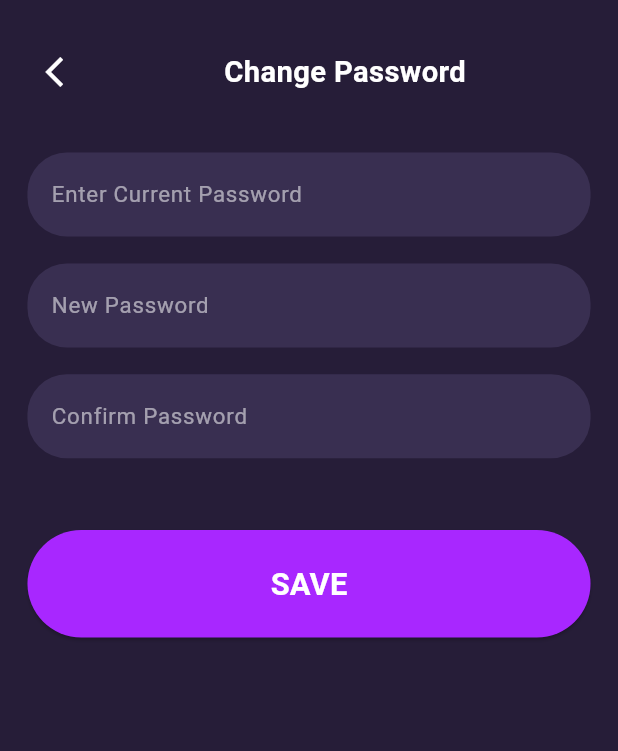
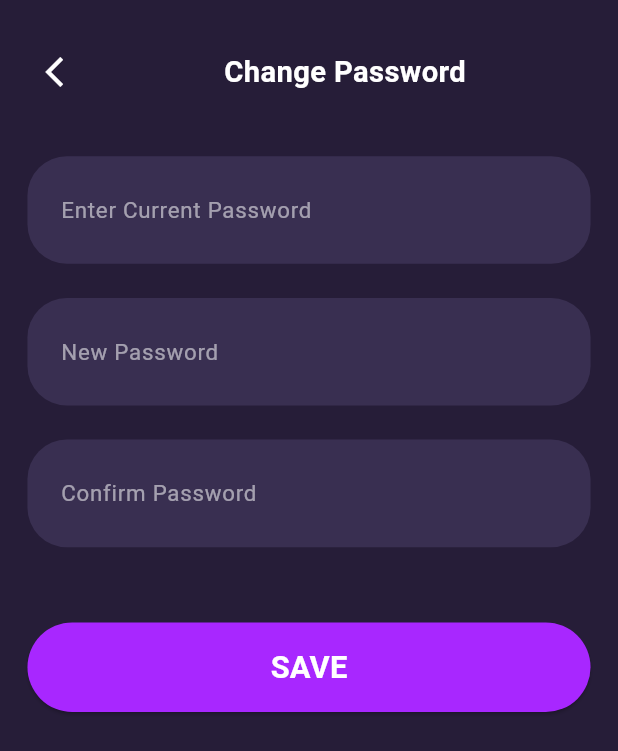
Before and after one commit to el-kady3zzat/Eventure-, a Flutter app: the SettingsPage screen opened directly, after a tap on "Change Password", on a phone screen of 412 x 824 dp. Shown: the top 751 px of the screen. Run offline on Flutter 3.47's test engine with Material 3 defaults, Android fonts, the phone set to English and light mode, and no system bars; our stand-ins replace animated_bottom_navigation_bar, badges, cached_network_image, cloud_firestore, dartz, easy_localization and 23 more; missing offline and left inert: animated_snack_bar, avatar_stack; accounts and stored records are empty; project files that could hold a hidden picture were left out.

Commit message:
profile updates

```diff
--- a/lib/features/profile/presentation/pages/profile_page.dart
+++ b/lib/features/profile/presentation/pages/profile_page.dart
@@ -52,7 +52,7 @@ class ProfilePageState extends State<ProfilePage> {
                       Icons.arrow_back_ios,
                       size: MediaQuery.of(context).orientation ==
                               Orientation.landscape
-                          ? 17.w
+                          ? 15.w
                           : 21.w,
                       color: textColor,
                     ),
@@ -77,7 +77,7 @@ class ProfilePageState extends State<ProfilePage> {
                       color: textColor,
                       size: MediaQuery.of(context).orientation ==
                               Orientation.landscape
-                          ? 18.sp
+                          ? 15.sp
                           : 25.w,
                     ),
                     onPressed: () {
@@ -153,7 +153,7 @@ class ProfilePageState extends State<ProfilePage> {
                                 color: textColor,
                                 fontSize: MediaQuery.of(context).orientation ==
                                         Orientation.landscape
-                                    ? 16.sp
+                                    ? 13.sp
                                     : 22.sp,
                                 fontWeight: FontWeight.bold))
                         : Center(
--- a/lib/features/profile/presentation/widgets/edit_profile_page/Custom_input_field.dart
+++ b/lib/features/profile/presentation/widgets/edit_profile_page/Custom_input_field.dart
@@ -21,7 +21,9 @@ class CustomInputField extends StatelessWidget {
         children: [
           Text(
             label,
-            style: TextStyle(color: kGrey, fontSize: 13.sp),
+            style: TextStyle(color: kGrey, fontSize: MediaQuery.of(context).orientation ==
+                              Orientation.landscape
+                          ? 9.sp : 13.sp),
           ),
           SizedBox(height: 2.h),
           TextField(
--- a/lib/features/profile/presentation/widgets/edit_profile_page/profile_image.dart
+++ b/lib/features/profile/presentation/widgets/edit_profile_page/profile_image.dart
@@ -29,7 +29,7 @@ class ProfileImage extends StatelessWidget {
           CircleAvatar(
               radius:
                   MediaQuery.of(context).orientation == Orientation.landscape
-                      ? 100.r
+                      ? 120.r
                       : 75.r,
               backgroundImage: img),
           InkWell(
--- a/lib/features/profile/presentation/widgets/profile_page/profile_item.dart
+++ b/lib/features/profile/presentation/widgets/profile_page/profile_item.dart
@@ -26,7 +26,7 @@ class ProfileItem extends StatelessWidget {
         isObscure == true ? txt : txt.replaceAll(RegExp(r"."), "*"),
         style: TextStyle(
           fontSize: MediaQuery.of(context).orientation == Orientation.landscape
-              ? 12.sp
+              ? 10.sp
               : 18.sp,
           fontWeight: FontWeight.w600,
           color: textColor,
--- a/lib/features/profile/settings/presentation/pages/settings_options/change_password_page.dart
+++ b/lib/features/profile/settings/presentation/pages/settings_options/change_password_page.dart
@@ -102,7 +102,7 @@ class _ChangePasswordPageState extends State<ChangePasswordPage> {
                         SizedBox(
                             height: MediaQuery.of(context).orientation ==
                                     Orientation.landscape
-                                ? 30.h
+                                ? 50.h
                                 : 40.h),
                         _buildSaveButton(context),
                       ],
@@ -118,31 +118,54 @@ class _ChangePasswordPageState extends State<ChangePasswordPage> {
   }
 
   Widget _buildTextField(
-      String hintText, String txt, TextEditingController controller,
-      {bool isCurrent = false, bool isNew = false, bool isConfirm = false}) {
-    return TextFormField(
+    String hintText,
+    String txt,
+    TextEditingController controller, {
+    bool isCurrent = false,
+    bool isNew = false,
+    bool isConfirm = false,
+  }) {
+    return Padding(
+      padding: EdgeInsets.symmetric(vertical: 2.h), // Responsive spacing
+      child: TextFormField(
         controller: controller,
         obscureText: true,
         validator: (value) {
-        if (value == null || value.isEmpty)
+          if (value == null || value.isEmpty) {
             return "$txt ${'changepass_screen.is_required'.tr()}";
-        if (value.length < 6)
+          }
+          if (value.length < 6) {
             return 'changepass_screen.password_min_length'.tr();
+          }
           if (isConfirm &&
               _newPasswordController.text != _confirmPasswordController.text) {
             return 'changepass_screen.passwords_do_not_match'.tr();
           }
           return null;
         },
-      style: TextStyle(color: kWhite),
+        style: TextStyle(
+            color: kWhite,
+            fontSize:
+                MediaQuery.of(context).orientation == Orientation.landscape
+                    ? 10.sp
+                    : 14.sp), // Responsive text
         decoration: InputDecoration(
+          contentPadding: EdgeInsets.symmetric(
+              vertical: 20.h, horizontal: 16.w), // Responsive padding
           hintText: hintText,
-        hintStyle: TextStyle(color: kGrey, fontSize: 13.sp),
+          hintStyle: TextStyle(
+              color: kGrey,
+              fontSize:
+                  MediaQuery.of(context).orientation == Orientation.landscape
+                      ? 9.sp
+                      : 13.sp), // Responsive hint
           filled: true,
           fillColor: kDetails,
           border: OutlineInputBorder(
-          borderRadius: BorderRadius.circular(23.r),
+            borderRadius:
+                BorderRadius.circular(23.r), // Responsive border radius
             borderSide: BorderSide.none,
+          ),
         ),
       ),
     );
@@ -154,8 +177,8 @@ class _ChangePasswordPageState extends State<ChangePasswordPage> {
         return SizedBox(
           width: double.infinity,
           height: MediaQuery.of(context).orientation == Orientation.landscape
-              ? 80.h
-              : 60.h,
+              ? 70.h
+              : 50.h,
           child: ElevatedButton(
             style: ElevatedButton.styleFrom(
               backgroundColor: kPrimaryLight,
@@ -173,7 +196,7 @@ class _ChangePasswordPageState extends State<ChangePasswordPage> {
                     style: TextStyle(
                         fontSize: MediaQuery.of(context).orientation ==
                                 Orientation.landscape
-                            ? 14.sp
+                            ? 11.sp
                             : 18.sp,
                         fontWeight: FontWeight.bold,
                         color: kWhite),
--- a/lib/features/profile/settings/presentation/pages/settings_page.dart
+++ b/lib/features/profile/settings/presentation/pages/settings_page.dart
@@ -1,15 +1,17 @@
 import 'package:easy_localization/easy_localization.dart';
 import 'package:eventure/core/utils/theme/colors.dart';
 import 'package:eventure/features/events/presentation/pages/notifications_settings_page.dart';
+import 'package:eventure/features/profile/presentation/blocs/profile_bloc/profile_bloc.dart';
+import 'package:eventure/features/profile/presentation/pages/profile_page.dart';
 import 'package:eventure/features/profile/settings/presentation/pages/settings_options/about_us_page.dart';
 import 'package:eventure/features/profile/settings/presentation/pages/settings_options/change_password_page.dart';
-import 'package:eventure/features/profile/settings/presentation/pages/settings_options/contact_screen.dart';
+import 'package:eventure/features/profile/settings/presentation/pages/settings_options/contact_page.dart';
 import 'package:eventure/features/profile/settings/presentation/pages/settings_options/privacy_page.dart';
 import 'package:eventure/features/profile/settings/presentation/widgets/logout_button_widget.dart';
 import 'package:eventure/features/profile/settings/presentation/widgets/settings_item.dart';
 import 'package:eventure/features/profile/settings/presentation/widgets/settings_option_widget.dart';
-
 import 'package:flutter/material.dart';
+import 'package:flutter_bloc/flutter_bloc.dart';
 import 'package:flutter_screenutil/flutter_screenutil.dart';
 import 'package:lucide_icons/lucide_icons.dart';
 
@@ -35,7 +37,7 @@ class SettingsPage extends StatelessWidget {
                 style: TextStyle(
                   fontSize: MediaQuery.of(context).orientation ==
                           Orientation.landscape
-                      ? 13.sp
+                      ? 12.sp
                       : 17.sp,
                   fontWeight: FontWeight.bold,
                   color: textColor,
@@ -54,6 +56,18 @@ class SettingsPage extends StatelessWidget {
                 ),
               ),
               SettingsOption(
+                icon: Icons.person,
+                title: 'settings_screen.profile'.tr(),
+                fun: () => Navigator.push(
+                  context,
+                  MaterialPageRoute(
+                      builder: (context) => BlocProvider(
+                            create: (context) => ProfileBloc(),
+                            child: ProfilePage(),
+                          )),
+                ),
+              ),
+              SettingsOption(
                 icon: LucideIcons.fileLock,
                 title: 'settings_screen.change_password'.tr(),
                 fun: () => Navigator.push(
@@ -68,7 +82,7 @@ class SettingsPage extends StatelessWidget {
                 title: 'settings_screen.contact_us'.tr(),
                 fun: () => Navigator.push(
                   context,
-                  MaterialPageRoute(builder: (context) => ContactUsScreen()),
+                  MaterialPageRoute(builder: (context) => ContactPage()),
                 ),
               ),
               SettingsOption(
--- a/lib/features/profile/settings/presentation/widgets/change_pass_widgets/header_widget.dart
+++ b/lib/features/profile/settings/presentation/widgets/change_pass_widgets/header_widget.dart
@@ -13,7 +13,7 @@ Widget buildHeader(BuildContext context) {
         icon: Icon(Icons.arrow_back_ios,
             color: textColor,
             size: MediaQuery.of(context).orientation == Orientation.landscape
-                ? 17.w
+                ? 16.w
                 : 21.w),
         onPressed: () => Navigator.pop(context),
       ),
--- a/lib/features/profile/settings/presentation/widgets/logout_button_widget.dart
+++ b/lib/features/profile/settings/presentation/widgets/logout_button_widget.dart
@@ -19,7 +19,7 @@ class LogoutButton extends StatelessWidget {
             padding: EdgeInsets.symmetric(
               horizontal:
                   MediaQuery.of(context).orientation == Orientation.landscape
-                      ? 18.w
+                      ? 12.w
                       : 24.w,
               vertical:
                   MediaQuery.of(context).orientation == Orientation.landscape
@@ -45,7 +45,7 @@ class LogoutButton extends StatelessWidget {
                 Icons.power_settings_new,
                 size:
                     MediaQuery.of(context).orientation == Orientation.landscape
-                        ? 20.w
+                        ? 16.w
                         : 24.w,
                 color: kDetails,
               ),
@@ -57,7 +57,7 @@ class LogoutButton extends StatelessWidget {
                     fontWeight: FontWeight.bold,
                     fontSize: MediaQuery.of(context).orientation ==
                             Orientation.landscape
-                        ? 12.sp
+                        ? 10.sp
                         : 17.sp,
                     color: kDetails,
                   ),
--- a/lib/features/profile/settings/presentation/widgets/settings_option_widget.dart
+++ b/lib/features/profile/settings/presentation/widgets/settings_option_widget.dart
@@ -1,6 +1,8 @@
+import 'package:eventure/core/utils/helper/ui.dart';
 import 'package:eventure/core/utils/size/size_config.dart';
 import 'package:eventure/core/utils/theme/colors.dart';
 import 'package:flutter/material.dart';
+import 'package:flutter_screenutil/flutter_screenutil.dart';
 
 class SettingsOption extends StatelessWidget {
   final IconData icon;
@@ -12,42 +14,102 @@ class SettingsOption extends StatelessWidget {
 
   @override
   Widget build(BuildContext context) {
+     SizeConfig.mContext = context;
+     UI.context = context;
     return InkWell(
       onTap: () {
         if (fun != null) {
           fun!();
         }
       },
-      child: Padding(
-        padding: EdgeInsets.symmetric(
-          horizontal: SizeConfig.size(p: 20, l: 40),
-          vertical: SizeConfig.size(p: 6, l: 10),
+      child: Stack(
+      alignment: UI.uiAlign(context),
+      children: [
+        Container(
+          margin:EdgeInsets.fromLTRB(
+            SizeConfig.size(
+              p: UI.uiDir(en: 36.w, ar: 16.w),
+              l: UI.uiDir(en: 36.w, ar: 24.w),
             ),
-        child: Container(
+            8,
+            SizeConfig.size(
+              p: UI.uiDir(en: 16.w, ar: 36),
+              l: UI.uiDir(en: 24.w, ar: 36.w),
+            ),
+            8,
+          ),
+          padding: REdgeInsets.fromLTRB(
+            UI.uiDir(en: 20.w, ar: 8.w),
+            8,
+            UI.uiDir(en: 8.w, ar: 36.w),
+            8,
+          ),
           decoration: BoxDecoration(
             color: kDetails,
-            borderRadius: BorderRadius.circular(SizeConfig.size(p: 20, l: 25)),
+            borderRadius: BorderRadius.circular(15),
           ),
-          child: ListTile(
-            leading: CircleAvatar(
-              backgroundColor: kWhite,
-              radius: SizeConfig.size(p: 20, l: 25),
-              child: Icon(icon,
-                  color: kPrimaryLight, size: SizeConfig.size(p: 20, l: 24)),
-            ),
-            title: Text(
+          child: Row(
+            mainAxisAlignment: MainAxisAlignment.spaceBetween,
+            children: [
+              Text(
                 title,
                 style: TextStyle(
-                  color: kWhite, fontSize: SizeConfig.size(p: 15, l: 18)),
+                  color: kWhite,
+                  fontSize: SizeConfig.size(p: 13.sp, l: 6.sp),
+                  fontWeight: FontWeight.bold,
                 ),
-            trailing: Icon(
+              ),
+
+                IconButton(
+                  padding: REdgeInsets.all(0),
+                  icon: Icon(
                    Icons.arrow_forward_ios,
                     color: kButton,
-              size: SizeConfig.size(p: 17, l: 20),
+                    size:  SizeConfig.size(p: 17.w, l: 11.w),
+                  ),
+                  onPressed: () {
+                    if (fun != null) {
+          fun!();
+        }
+                  },
+                ),
+
+
+            ],
           ),
         ),
+        Container(
+          width: SizeConfig.size(p: 40.h, l: 80.h),
+          height: SizeConfig.size(p: 40.h, l: 80.h),
+          margin: REdgeInsets.only(
+            left: SizeConfig.size(
+              p: UI.uiDir(en: 14, ar: 0),
+              l: UI.uiDir(en: 46, ar: 0),
+            ),
+            right: SizeConfig.size(
+              p: UI.uiDir(en: 0, ar: 14),
+              l: UI.uiDir(en: 0, ar: 46),
             ),
           ),
+          child: Card(
+            color: UI.isDarkMode() ? kWhite : kSecondaryDark,
+            shape: RoundedRectangleBorder(
+              borderRadius: BorderRadius.circular(100),
+              side: BorderSide(
+                color: UI.isDarkMode() ? kPrimaryDark : kWhite,
+                width: 2,
+              ),
+            ),
+            child: Icon(
+
+                  icon,
+              color: kPrimaryLight,
+              size: SizeConfig.size(p: 20.h, l: 50.h),
+            ),
+          ),
+        )
+      ],
+    )
     );
   }
 }
```
Also changed, not shown: lib/features/profile/presentation/pages/edit_profile_page.dart (+6 -2 lines), lib/features/profile/presentation/widgets/profile_page/event_widget.dart (+16 -13 lines), lib/features/profile/settings/presentation/pages/settings_options/contact_page.dart (added, +312 -0 lines), lib/features/profile/settings/presentation/pages/settings_options/contact_screen.dart (deleted, +0 -160 lines), assets/images/contact.jpg (added). Lines whose indentation alone changed are shown as unchanged.
